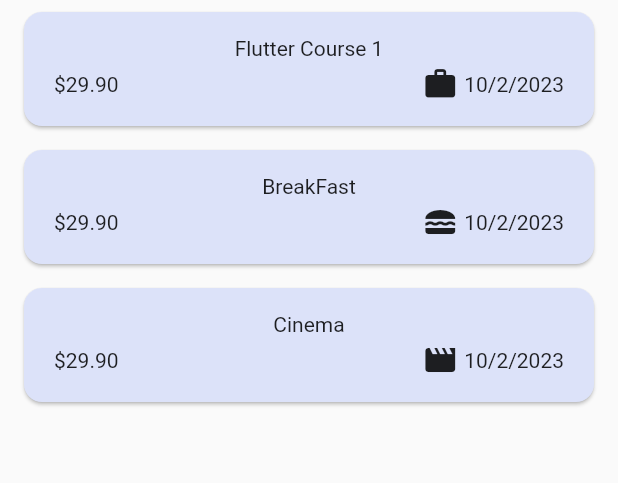
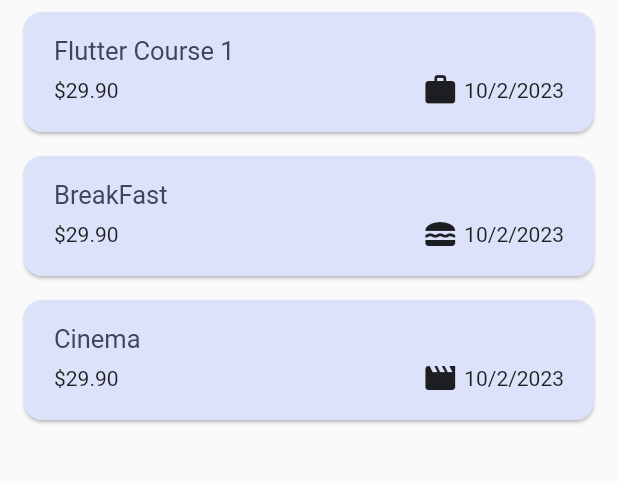
Before and after one commit to Abdulkader-Safi/ExpenceTrackingProject, a Flutter app: the screen it shows after launch, on a phone screen of 412 x 824 dp, the part 84-567 px from its top. Run offline on Flutter 3.47's test engine with Material 2 defaults, Android fonts, the light colour scheme and no system bars.

Commit message:
working on main application theme 2

```diff
--- a/lib/widgets/expenses_list/expenses_item.dart
+++ b/lib/widgets/expenses_list/expenses_item.dart
@@ -18,8 +18,12 @@
           vertical: 16,
         ),
         child: Column(
+          crossAxisAlignment: CrossAxisAlignment.start,
           children: [
-            Text(expense.title),
+            Text(
+              expense.title,
+              style: Theme.of(context).textTheme.titleLarge,
+            ),
             const SizedBox(
               height: 4,
             ),
--- a/lib/widgets/expenses_list/expenses_list.dart
+++ b/lib/widgets/expenses_list/expenses_list.dart
@@ -19,6 +19,11 @@
       itemBuilder: (context, index) => Dismissible(
         key: ValueKey(expenses[index]),
         onDismissed: (direction) => onRemoveExpenses(expenses[index]),
+        background: Container(
+          color: Theme.of(context).colorScheme.error,
+          margin: Theme.of(context).cardTheme.margin,
+          child: const Icon(Icons.delete),
+        ),
         child: ExpensesItem(
           expense: expenses[index],
         ),
```
